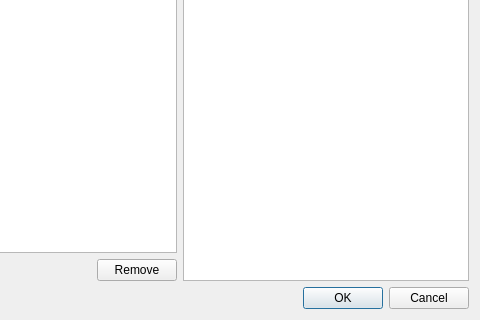
Above: 2.x/UI/dooble_style_sheet.ui from textbrowser/dooble before the change; both pictures show x 120 to 600 and y 160 to 480 of the 600 by 480 pixel window. Below: the same form after it.
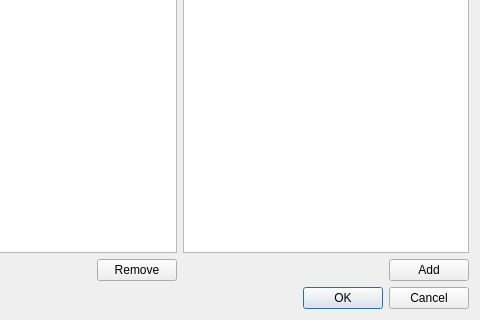
That is the form after the change. Icons and pictures are not drawn.

```diff
--- a/2.x/UI/dooble_style_sheet.ui
+++ b/2.x/UI/dooble_style_sheet.ui
@@ -83,6 +83,30 @@
        <item>
         <widget class="QPlainTextEdit" name="style_sheet"/>
        </item>
+       <item>
+        <layout class="QHBoxLayout" name="horizontalLayout_4">
+         <item>
+          <spacer name="horizontalSpacer_2">
+           <property name="orientation">
+            <enum>Qt::Horizontal</enum>
+           </property>
+           <property name="sizeHint" stdset="0">
+            <size>
+             <width>40</width>
+             <height>20</height>
+            </size>
+           </property>
+          </spacer>
+         </item>
+         <item>
+          <widget class="QPushButton" name="add">
+           <property name="text">
+            <string>Add</string>
+           </property>
+          </widget>
+         </item>
+        </layout>
+       </item>
       </layout>
      </item>
     </layout>
```
Left out of the diff: 1 changed line with no effect on the pictures.
